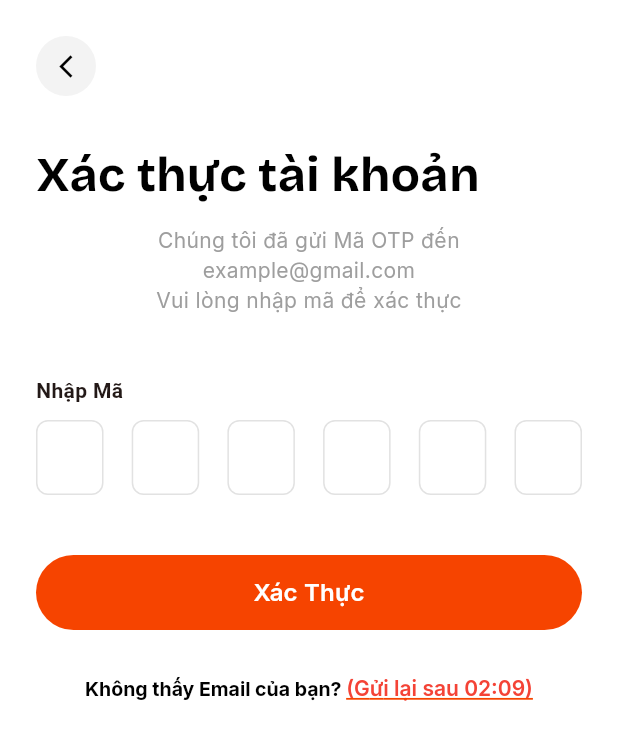
After one commit to trinhhung12345/fithub, a Flutter app: the OtpVerificationScreen screen opened directly, on a phone screen of 412 x 824 dp. The commit adds this screen. Shown: the top 740 px of the screen. Run offline on Flutter 3.47's test engine with Material 3 defaults, Android fonts, the phone set to English and light mode, and no system bars; our stand-ins replace google_fonts.

Commit message:
thêm trang tĩnh quên mật khẩu, xác thực otp và đặt lại mật khẩu

```diff
--- /dev/null
+++ b/devtools_options.yaml
@@ -0,0 +1,3 @@
+description: This file stores settings for Dart & Flutter DevTools.
+documentation: https://docs.flutter.dev/tools/devtools/extensions#configure-extension-enablement-states
+extensions:
--- /dev/null
+++ b/lib/core/components/fit_hub_back_button.dart
@@ -0,0 +1,31 @@
+import 'package:flutter/material.dart';
+import '../../configs/app_colors.dart';
+
+class FitHubBackButton extends StatelessWidget {
+  final VoidCallback? onPressed;
+
+  const FitHubBackButton({super.key, this.onPressed});
+
+  @override
+  Widget build(BuildContext context) {
+    return Align(
+      alignment: Alignment.centerLeft,
+      child: GestureDetector(
+        onTap: onPressed ?? () => Navigator.pop(context),
+        child: Container(
+          width: 40,
+          height: 40,
+          decoration: BoxDecoration(
+            color: AppColors.inputBackground, // Màu nền xám nhạt
+            shape: BoxShape.circle,
+          ),
+          child: const Icon(
+            Icons.arrow_back_ios_new,
+            size: 18,
+            color: AppColors.black,
+          ),
+        ),
+      ),
+    );
+  }
+}
--- /dev/null
+++ b/lib/core/components/fit_hub_otp_input.dart
@@ -0,0 +1,97 @@
+import 'package:flutter/material.dart';
+import 'package:flutter/services.dart'; // Để dùng LengthLimitingTextInputFormatter
+import '../../configs/app_colors.dart';
+import '../../configs/app_text_styles.dart';
+
+class FitHubOtpInput extends StatefulWidget {
+  const FitHubOtpInput({super.key});
+
+  @override
+  State<FitHubOtpInput> createState() => _FitHubOtpInputState();
+}
+
+class _FitHubOtpInputState extends State<FitHubOtpInput> {
+  // Tạo danh sách 6 FocusNode và Controller
+  late List<FocusNode> _focusNodes;
+  late List<TextEditingController> _controllers;
+
+  @override
+  void initState() {
+    super.initState();
+    // Khởi tạo 6 node và 6 controller tương ứng với 6 ô
+    _focusNodes = List.generate(6, (index) => FocusNode());
+    _controllers = List.generate(6, (index) => TextEditingController());
+  }
+
+  @override
+  void dispose() {
+    // Giải phóng bộ nhớ khi widget bị hủy
+    for (var node in _focusNodes) {
+      node.dispose();
+    }
+    for (var controller in _controllers) {
+      controller.dispose();
+    }
+    super.dispose();
+  }
+
+  // Hàm xử lý khi người dùng nhập liệu
+  void _onChanged(String value, int index) {
+    if (value.isNotEmpty) {
+      // Trường hợp nhập số:
+      // Nếu không phải ô cuối cùng (index < 5) -> Nhảy sang ô kế tiếp
+      if (index < 5) {
+        _focusNodes[index + 1].requestFocus();
+      } else {
+        // Nếu là ô cuối cùng -> Ẩn bàn phím
+        _focusNodes[index].unfocus();
+      }
+    } else {
+      // Trường hợp xóa số (value rỗng):
+      // Nếu không phải ô đầu tiên (index > 0) -> Lùi về ô trước đó
+      if (index > 0) {
+        _focusNodes[index - 1].requestFocus();
+      }
+    }
+  }
+
+  @override
+  Widget build(BuildContext context) {
+    return Row(
+      mainAxisAlignment: MainAxisAlignment.spaceBetween,
+      children: List.generate(6, (index) {
+        return Container(
+          width: 45,
+          height: 50,
+          decoration: BoxDecoration(
+            color: Colors.white,
+            border: Border.all(color: AppColors.hintText.withOpacity(0.3)),
+            borderRadius: BorderRadius.circular(8),
+          ),
+          child: TextField(
+            controller: _controllers[index],
+            focusNode: _focusNodes[index],
+            textAlign: TextAlign.center,
+            style: AppTextStyles.h2.copyWith(fontSize: 20),
+            keyboardType: TextInputType.number,
+
+            // Giới hạn chỉ nhập 1 ký tự và chỉ nhập số
+            inputFormatters: [
+              LengthLimitingTextInputFormatter(1),
+              FilteringTextInputFormatter.digitsOnly,
+            ],
+
+            // Logic nhảy ô
+            onChanged: (value) => _onChanged(value, index),
+
+            decoration: const InputDecoration(
+              counterText: "", // Ẩn bộ đếm
+              border: InputBorder.none,
+              contentPadding: EdgeInsets.symmetric(vertical: 12),
+            ),
+          ),
+        );
+      }),
+    );
+  }
+}
--- /dev/null
+++ b/lib/modules/forgot_password/view/otp_verification_screen.dart
@@ -0,0 +1,94 @@
+import 'package:flutter/material.dart';
+import '../../../configs/app_colors.dart';
+import '../../../configs/app_text_styles.dart';
+import '../../../core/components/fit_hub_back_button.dart';
+import '../../../core/components/fit_hub_button.dart';
+import '../../../core/components/fit_hub_otp_input.dart';
+import 'reset_password_screen.dart';
+
+class OtpVerificationScreen extends StatelessWidget {
+  const OtpVerificationScreen({super.key});
+
+  @override
+  Widget build(BuildContext context) {
+    return Scaffold(
+      backgroundColor: AppColors.white,
+      body: SafeArea(
+        // THÊM WIDGET NÀY: SingleChildScrollView
+        child: SingleChildScrollView(
+          // Nên thêm thuộc tính này để khi cuộn không bị nảy ngược lên
+          physics: const ClampingScrollPhysics(),
+          child: Padding(
+            padding: const EdgeInsets.all(24.0),
+            child: Column(
+              crossAxisAlignment: CrossAxisAlignment.center,
+              children: [
+                const FitHubBackButton(),
+                const SizedBox(height: 30),
+
+                Align(
+                  alignment: Alignment.centerLeft,
+                  child: Text("Xác thực tài khoản", style: AppTextStyles.h1),
+                ),
+
+                const SizedBox(height: 10),
+
+                Text(
+                  "Chúng tôi đã gửi Mã OTP đến\nexample@gmail.com\nVui lòng nhập mã để xác thực",
+                  style: AppTextStyles.body.copyWith(color: AppColors.hintText),
+                  textAlign: TextAlign.center,
+                ),
+
+                const SizedBox(height: 40),
+
+                const Align(
+                  alignment: Alignment.centerLeft,
+                  child: Text(
+                    "Nhập Mã",
+                    style: TextStyle(fontWeight: FontWeight.bold),
+                  ),
+                ),
+                const SizedBox(height: 10),
+
+                // Ô nhập OTP
+                const FitHubOtpInput(),
+
+                const SizedBox(height: 40),
+
+                FitHubButton(
+                  text: "Xác Thực",
+                  onPressed: () {
+                    Navigator.push(
+                      context,
+                      MaterialPageRoute(
+                        builder: (context) => const ResetPasswordScreen(),
+                      ),
+                    );
+                  },
+                ),
+
+                const SizedBox(height: 30),
+
+                RichText(
+                  text: TextSpan(
+                    text: "Không thấy Email của bạn? ",
+                    style: AppTextStyles.body.copyWith(
+                      fontWeight: FontWeight.bold,
+                      fontSize: 13,
+                    ),
+                    children: [
+                      TextSpan(
+                        text: "(Gửi lại sau 02:09)",
+                        style: AppTextStyles.link.copyWith(color: Colors.red),
+                      ),
+                    ],
+                  ),
+                ),
+              ],
+            ),
+          ),
+        ),
+      ),
+    );
+  }
+}
```
Also changed, not shown: lib/modules/auth/view/login_screen.dart (+13 -0 lines), lib/modules/forgot_password/view/forgot_password_screen.dart (added, +57 -0 lines), lib/modules/forgot_password/view/reset_password_screen.dart (added, +74 -0 lines), lib/data/models/product_model.dart (added).
